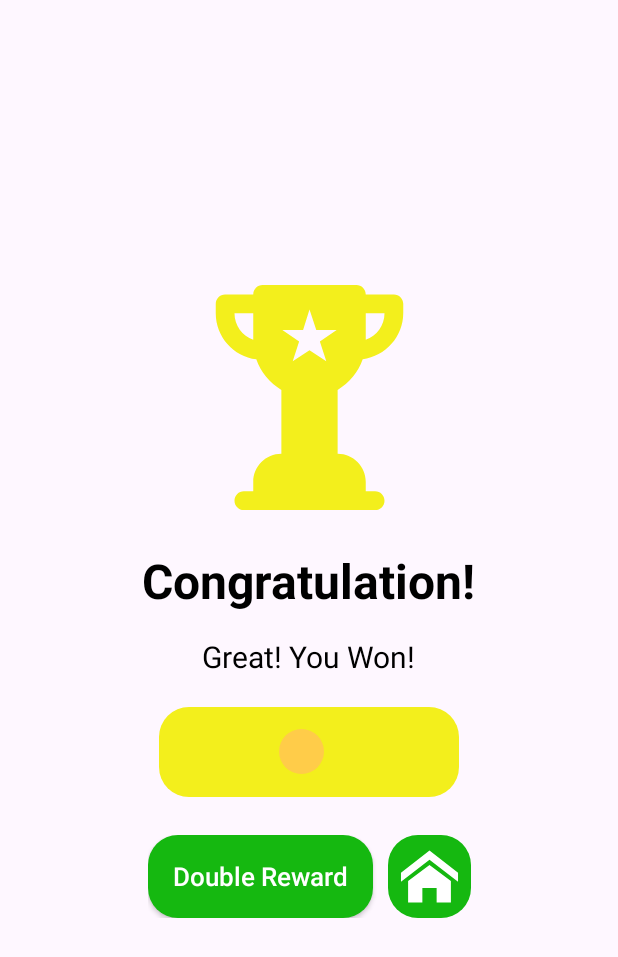
After one commit to MoAlqw/Pairs, an Android app: the fragment EndGame placed in its activity, on a phone screen of 412 x 824 dp. The commit adds this screen. Shown: the top 957 px of the screen. Run offline under Robolectric (Android 15) with nearby library versions, the phone set to English and light mode, and no system bars.

Commit message:
Simple game v0.2

```diff
--- /dev/null
+++ b/app/src/main/java/com/example/pairs/model/SharedPreferencesPoints.kt
@@ -0,0 +1,21 @@
+package com.example.pairs.model
+
+import android.content.Context
+import com.example.pairs.viewmodel.MainActivityViewModel
+import com.example.pairs.viewmodel.MainActivityViewModel.Companion.POINTS_KEY
+import kotlinx.coroutines.Dispatchers
+import kotlinx.coroutines.withContext
+
+class SharedPreferencesPoints(val context: Context) {
+
+    suspend fun getPoints(): String {
+        return withContext(Dispatchers.IO) {
+            val sharedPreferences = context.getSharedPreferences(
+                MainActivityViewModel.SHARED_PREFERENCES,
+                Context.MODE_PRIVATE
+            )
+            return@withContext sharedPreferences.getString(POINTS_KEY, "0").toString()
+        }
+    }
+
+}
--- /dev/null
+++ b/app/src/main/java/com/example/pairs/view/EndGame.kt
@@ -0,0 +1,46 @@
+package com.example.pairs.view
+
+import android.os.Bundle
+import androidx.fragment.app.Fragment
+import android.view.LayoutInflater
+import android.view.View
+import android.view.ViewGroup
+import com.example.pairs.R
+import com.example.pairs.databinding.FragmentEndGameBinding
+
+class EndGame : Fragment() {
+
+    private lateinit var binding: FragmentEndGameBinding
+
+    override fun onCreate(savedInstanceState: Bundle?) {
+        super.onCreate(savedInstanceState)
+        arguments?.let {
+        }
+    }
+
+    override fun onCreateView(
+        inflater: LayoutInflater, container: ViewGroup?,
+        savedInstanceState: Bundle?
+    ): View? {
+        binding = FragmentEndGameBinding.inflate(inflater, container, false)
+
+        binding.btnHome.setOnClickListener {
+            requireActivity().supportFragmentManager
+                .beginTransaction()
+                .replace(R.id.fragment, MenuView())
+                .commit()
+        }
+
+        return binding.root
+    }
+
+    companion object {
+
+        @JvmStatic
+        fun newInstance(points: String) =
+            EndGame().apply {
+                arguments = Bundle().apply {
+                }
+            }
+    }
+}
--- a/app/src/main/java/com/example/pairs/view/GameScene.kt
+++ b/app/src/main/java/com/example/pairs/view/GameScene.kt
@@ -1,6 +1,7 @@
 package com.example.pairs.view
 
 import android.os.Bundle
+import android.os.CountDownTimer
 import androidx.fragment.app.Fragment
 import android.view.LayoutInflater
 import android.view.View
@@ -8,21 +9,9 @@ import android.view.ViewGroup
 import androidx.recyclerview.widget.GridLayoutManager
 import androidx.recyclerview.widget.RecyclerView
 import com.example.pairs.Diamond
+import com.example.pairs.R
 import com.example.pairs.model.RecyclerAdapter
 import com.example.pairs.databinding.FragmentGameSceneBinding
-
-//    val countDownTimer = object : CountDownTimer(totalTimeInMillis, intervalInMillis) {
-    //    override fun onTick(millisUntilFinished: Long) {
-    //        // Выполняется каждый раз, когда таймер тикает (каждую секунду в данном случае)
-    //        val timeLeft = millisUntilFinished / 1000 // Переводим миллисекунды в секунды
-    //        // TODO: Обновление интерфейса с отображением времени (например, textView.text = timeLeft.toString())
-    //    }
-    //
-    //    override fun onFinish() {
-    //        // Выполняется по завершению таймера (по истечению totalTimeInMillis)
-    //        // TODO: Логика, которую нужно выполнить после завершения таймера
-    //    }
-//   }
 
 class GameScene : Fragment() {
 
@@ -43,11 +32,31 @@ class GameScene : Fragment() {
 
         binding = FragmentGameSceneBinding.inflate(inflater, container, false)
 
+        val totalTimeInMillis: Long = 39000
+        val intervalInMillis: Long = 1000
+
+        val countDownTimer = object : CountDownTimer(totalTimeInMillis, intervalInMillis) {
+            override fun onTick(millisUntilFinished: Long) {
+                val timeLeft = millisUntilFinished / 1000
+                if (timeLeft > 9)
+                    binding.tvTimerSec.text = "0:$timeLeft"
+                else
+                    binding.tvTimerSec.text = "0:0$timeLeft"
+            }
+
+            override fun onFinish() {
+                requireActivity().supportFragmentManager
+                    .beginTransaction()
+                    .replace(R.id.fragment, EndGame())
+                    .commit()
+            }
+        }
+
         val rcView: RecyclerView = binding.rvGameTable
         rcView.layoutManager = GridLayoutManager(context, 4)
         val adapter = RecyclerAdapter(Diamond.loadDiamonds().shuffled())
         rcView.adapter = adapter
-
+        countDownTimer.start()
         return binding.root
     }
 
--- a/app/src/main/java/com/example/pairs/view/MainActivity.kt
+++ b/app/src/main/java/com/example/pairs/view/MainActivity.kt
@@ -2,6 +2,7 @@ package com.example.pairs.view
 
 import androidx.appcompat.app.AppCompatActivity
 import android.os.Bundle
+import androidx.fragment.app.Fragment
 import com.example.pairs.R
 import com.example.pairs.databinding.ActivityMainBinding
 
@@ -14,9 +15,14 @@ class MainActivity : AppCompatActivity() {
         binding = ActivityMainBinding.inflate(layoutInflater)
         setContentView(R.layout.activity_main)
 
+        launchFragment(MenuView.newInstance("0"))
+
+    }
+
+    private fun launchFragment(fragment: Fragment) {
         supportFragmentManager
             .beginTransaction()
-            .add(R.id.fragment, MenuView.newInstance("0"))
+            .replace(R.id.fragment, fragment)
             .commit()
     }
 
--- a/app/src/main/java/com/example/pairs/model/GameSceneViewModel.kt
+++ b/app/src/main/java/com/example/pairs/viewmodel/GameSceneViewModel.kt
@@ -1,4 +1,4 @@
-package com.example.pairs.model
+package com.example.pairs.viewmodel
 
 import android.view.View
 import androidx.appcompat.widget.AppCompatImageButton
--- /dev/null
+++ b/app/src/main/java/com/example/pairs/viewmodel/MainActivityViewModel.kt
@@ -0,0 +1,24 @@
+package com.example.pairs.viewmodel
+
+import android.content.Context
+import androidx.lifecycle.ViewModel
+import androidx.lifecycle.viewModelScope
+import com.example.pairs.model.SharedPreferencesPoints
+import kotlinx.coroutines.async
+import kotlinx.coroutines.launch
+
+class MainActivityViewModel: ViewModel() {
+
+//    fun get_points(context: Context): String {
+//
+//        val points = async {
+//            SharedPreferencesPoints(context).getPoints()
+//        }
+//    }
+
+    companion object{
+        const val SHARED_PREFERENCES = "shared"
+        const val POINTS_KEY = "points"
+    }
+
+}
--- /dev/null
+++ b/app/src/main/res/drawable/cup.xml
@@ -0,0 +1,9 @@
+<vector xmlns:android="http://schemas.android.com/apk/res/android"
+    android:width="800dp"
+    android:height="800dp"
+    android:viewportWidth="491.52"
+    android:viewportHeight="491.52">
+  <path
+      android:pathData="M430.08,20.48h-61.44C368.64,9.18 359.48,0 348.16,0h-204.8c-11.32,0 -20.48,9.18 -20.48,20.48H61.44c-11.32,0 -20.48,9.18 -20.48,20.48v20.48c0,51.73 38.69,94.19 88.58,101.01c9.67,28.28 29.31,51.92 54.78,66.7V368.64h-0.08c-33.83,0 -61.36,27.55 -61.36,61.36v20.56H102.4c-11.32,0 -20.48,9.18 -20.48,20.48c0,11.32 9.15,20.48 20.48,20.48h40.96h204.8h40.96c11.32,0 20.48,-9.15 20.48,-20.48c0,-11.31 -9.15,-20.48 -20.48,-20.48h-20.48v-20.56c0,-33.81 -27.52,-61.36 -61.36,-61.36H307.2V229.15c25.48,-14.79 45.12,-38.42 54.78,-66.7c49.89,-6.82 88.58,-49.28 88.58,-101.01V40.96C450.56,29.66 441.4,20.48 430.08,20.48zM122.88,119.38C99.04,110.92 81.92,88.15 81.92,61.44h40.96V119.38zM282.42,166.63l-36.66,-23.86l-36.66,23.86l13.99,-43.11l-36.66,-25.25h45.32L245.76,53.76l14.83,44.5h44.5l-36.66,25.25L282.42,166.63zM368.64,119.38V61.44h40.96C409.6,88.15 392.48,110.92 368.64,119.38z"
+      android:fillColor="@color/yellow"/>
+</vector>
--- /dev/null
+++ b/app/src/main/res/drawable/home.xml
@@ -0,0 +1,9 @@
+<vector xmlns:android="http://schemas.android.com/apk/res/android"
+    android:width="800dp"
+    android:height="800dp"
+    android:viewportWidth="32"
+    android:viewportHeight="32">
+  <path
+      android:pathData="M27,18.039L16,9.501 5,18.039L5,14.56l11,-8.54 11,8.538v3.481zM24.25,17.729v8.251h-5.5v-5.5h-5.5v5.5h-5.5v-8.25L16,11.543l8.25,6.186z"
+      android:fillColor="@color/white"/>
+</vector>
--- /dev/null
+++ b/app/src/main/res/layout/fragment_end_game.xml
@@ -0,0 +1,108 @@
+<?xml version="1.0" encoding="utf-8"?>
+<androidx.constraintlayout.widget.ConstraintLayout xmlns:android="http://schemas.android.com/apk/res/android"
+    xmlns:tools="http://schemas.android.com/tools"
+    android:layout_width="match_parent"
+    android:layout_height="match_parent"
+    xmlns:app="http://schemas.android.com/apk/res-auto"
+    tools:context=".view.EndGame">
+
+    <androidx.appcompat.widget.AppCompatImageView
+        android:id="@+id/img_cup"
+        android:layout_width="150dp"
+        android:layout_height="150dp"
+        android:src="@drawable/cup"
+        app:layout_constraintStart_toStartOf="parent"
+        app:layout_constraintEnd_toEndOf="parent"
+        app:layout_constraintBottom_toTopOf="@id/tv_congratulation"
+        android:layout_marginBottom="25dp" />
+
+    <androidx.appcompat.widget.AppCompatTextView
+        android:id="@+id/tv_congratulation"
+        android:layout_width="wrap_content"
+        android:layout_height="wrap_content"
+        android:text="@string/congratulation"
+        android:textSize="32sp"
+        android:textStyle="bold"
+        android:textColor="@color/black"
+        app:layout_constraintStart_toStartOf="parent"
+        app:layout_constraintEnd_toEndOf="parent"
+        app:layout_constraintTop_toTopOf="parent"
+        app:layout_constraintBottom_toBottomOf="parent"
+        android:layout_marginBottom="50dp"/>
+
+    <androidx.appcompat.widget.AppCompatTextView
+        android:id="@+id/tv_winner"
+        android:layout_width="wrap_content"
+        android:layout_height="wrap_content"
+        android:text="@string/you_won"
+        android:textColor="@color/black"
+        android:textSize="20sp"
+        app:layout_constraintStart_toStartOf="parent"
+        app:layout_constraintEnd_toEndOf="parent"
+        app:layout_constraintTop_toBottomOf="@id/tv_congratulation"
+        android:layout_marginTop="15dp" />
+
+    <LinearLayout
+        android:id="@+id/box_reward"
+        android:layout_width="200dp"
+        android:layout_height="60dp"
+        app:layout_constraintStart_toStartOf="parent"
+        app:layout_constraintEnd_toEndOf="parent"
+        app:layout_constraintTop_toBottomOf="@id/tv_winner"
+        android:background="@drawable/shape_for_logo"
+        android:orientation="horizontal"
+        android:gravity="center"
+        android:layout_marginTop="20dp">
+
+        <androidx.appcompat.widget.AppCompatImageView
+            android:id="@+id/img_coins"
+            android:layout_width="wrap_content"
+            android:layout_height="wrap_content"
+            android:src="@drawable/coin"
+            android:layout_marginEnd="10dp"/>
+
+        <androidx.appcompat.widget.AppCompatTextView
+            android:id="@+id/tv_coins"
+            android:layout_width="wrap_content"
+            android:layout_height="wrap_content"
+            tools:text="100"
+            android:textStyle="bold"
+            android:textColor="@color/black"
+            android:textSize="17sp" />
+
+    </LinearLayout>
+
+    <LinearLayout
+        android:id="@+id/box_btns"
+        android:layout_width="wrap_content"
+        android:layout_height="wrap_content"
+        android:orientation="horizontal"
+        android:gravity="center"
+        app:layout_constraintStart_toStartOf="parent"
+        app:layout_constraintEnd_toEndOf="parent"
+        app:layout_constraintTop_toBottomOf="@id/box_reward"
+        android:layout_marginTop="25dp">
+
+        <androidx.appcompat.widget.AppCompatButton
+            android:id="@+id/btn_double_reward"
+            android:layout_width="150dp"
+            android:layout_height="55dp"
+            android:text="@string/double_reward"
+            android:textAllCaps="false"
+            android:textColor="@color/white"
+            android:textSize="17sp"
+            android:background="@drawable/shape_for_button"
+            android:layout_marginEnd="10dp"/>
+
+        <androidx.appcompat.widget.AppCompatImageButton
+            android:id="@+id/btn_home"
+            android:layout_width="55dp"
+            android:layout_height="55dp"
+            android:background="@drawable/shape_for_button"
+            android:scaleType="centerCrop"
+            android:src="@drawable/home"
+            tools:ignore="SpeakableTextPresentCheck" />
+
+    </LinearLayout>
+
+</androidx.constraintlayout.widget.ConstraintLayout>
--- a/app/src/main/res/values/strings.xml
+++ b/app/src/main/res/values/strings.xml
@@ -4,4 +4,7 @@
     <string name="hello_blank_fragment">Hello blank fragment</string>
     <string name="play">Play</string>
     <string name="phrase">less time, more reward</string>
+    <string name="congratulation">Congratulation!</string>
+    <string name="you_won">Great! You Won!</string>
+    <string name="double_reward">Double Reward</string>
 </resources>
--- a/app/src/main/res/values/themes.xml
+++ b/app/src/main/res/values/themes.xml
@@ -2,7 +2,7 @@
     <!-- Base application theme. -->
     <style name="Base.Theme.Pairs" parent="Theme.Material3.DayNight.NoActionBar">
         <!-- Customize your light theme here. -->
-        <!-- <item name="colorPrimary">@color/my_light_primary</item> -->
+        <item name="colorPrimary">@color/yellow</item>
     </style>
 
     <style name="Theme.Pairs" parent="Base.Theme.Pairs" />
```
